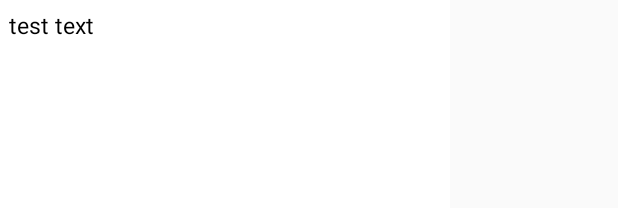
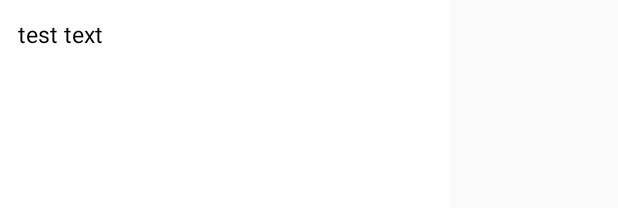
Before and after one commit to team-fresh/Yoummunity, an Android app: the layout activity_comments.xml on its own in the app's theme, with its tools: preview values and no code run, on a phone screen of 412 x 824 dp. Shown: the top 208 px of the screen. Run offline under Robolectric (Android 15) with nearby library versions, the phone set to English and light mode, and no system bars.

Commit message:
:art: move comments list dialog

```diff
--- a/app/src/main/res/layout/activity_comments.xml
+++ b/app/src/main/res/layout/activity_comments.xml
@@ -1,7 +1,7 @@
 <?xml version="1.0" encoding="utf-8"?>
 <LinearLayout xmlns:android="http://schemas.android.com/apk/res/android"
     android:layout_width="300dp"
-    android:layout_height="500dp"
+    android:layout_height="400dp"
     android:background="@color/colorPrimary">
 
     <ScrollView
@@ -12,7 +12,7 @@
             android:id="@+id/textview_comment"
             android:layout_width="match_parent"
             android:layout_height="wrap_content"
-            android:layout_margin="6dp"
+            android:layout_margin="12dp"
             android:gravity="left"
             android:text="test text"
             android:textColor="#000"
--- a/app/src/main/res/layout/activity_main.xml
+++ b/app/src/main/res/layout/activity_main.xml
@@ -19,7 +19,7 @@
         android:layout_height="wrap_content"
         android:layout_gravity="bottom|end"
         android:layout_marginBottom="175sp"
-        android:layout_marginRight="15sp"
+        android:layout_marginRight="20sp"
         android:src="@drawable/ic_comment_48dp"
         android:visibility="invisible"
         app:borderWidth="0dp"
@@ -34,7 +34,7 @@
         android:layout_height="wrap_content"
         android:layout_gravity="bottom|end"
         android:layout_marginBottom="115sp"
-        android:layout_marginRight="15sp"
+        android:layout_marginRight="20sp"
         android:src="@drawable/ic_profile_48dp"
         android:visibility="invisible"
         app:borderWidth="0dp"
@@ -48,7 +48,7 @@
         android:layout_height="wrap_content"
         android:layout_gravity="bottom|end"
         android:layout_marginBottom="50sp"
-        android:layout_marginRight="15sp"
+        android:layout_marginRight="20sp"
         android:src="@drawable/ic_menu_48dp"
         app:borderWidth="0dp"
         android:backgroundTint="@color/colorAccent"
```
Also changed, not shown: app/src/main/java/com/yoummunity/CommentsActivity.kt (+12 -2 lines), app/src/main/java/com/yoummunity/MainActivity.kt (+8 -3 lines).
